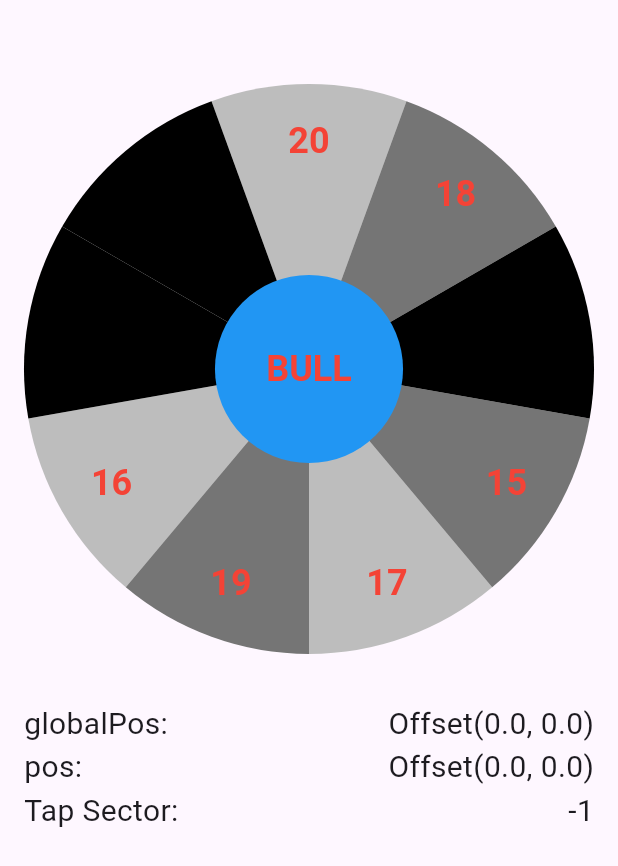
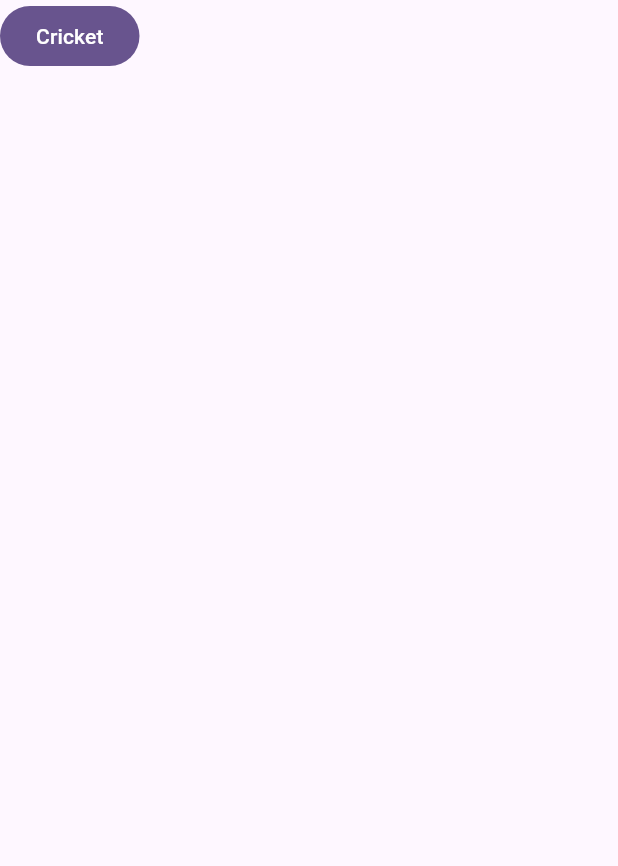
Before and after one commit to Emii27/dart_scorer, a Flutter app: the screen it shows after launch, on a phone screen of 412 x 824 dp. Shown: the top 866 px of the screen. Run offline on Flutter 3.47's test engine with Material 3 defaults, Android fonts, the phone set to English and light mode, and no system bars; our stand-ins replace flutter_riverpod, go_router.

Commit message:
setup router

```diff
--- a/lib/components/scorer.dart
+++ b/lib/components/scorer.dart
@@ -1,10 +1,14 @@
 import 'dart:math';
 
 import 'package:dart_scorer/components/radial_painter.dart';
+import 'package:dart_scorer/game_config.dart';
+import 'package:dart_scorer/utils/space_utils.dart';
 import 'package:flutter/material.dart';
 
 class Scorer extends StatefulWidget {
-  const Scorer({super.key});
+  final GameConfig gameConfig;
+
+  const Scorer({super.key, required this.gameConfig});
 
   @override
   State<Scorer> createState() => _ScorerState();
@@ -19,28 +23,17 @@ class _ScorerState extends State<Scorer> {
 
   @override
   Widget build(BuildContext context) {
-    final labels = {
-      0: '20',
-      1: '18',
-      2: '',
-      3: '15',
-      4: '17',
-      5: '19',
-      6: '16',
-      7: '',
-      8: '',
-    };
     final screenSize = MediaQuery.of(context).size;
-    final padding = 16.0;
-    final widgetSize = screenSize.width - padding * 2;
+    final widgetSize = screenSize.width - SpaceUtils.space200 * 2;
+
     final painterConfig = RadialPainterConfig(
       radius: widgetSize / 2,
-      labels: labels,
+      labels: widget.gameConfig.labels,
     );
     final textStyle = TextStyle(fontSize: 20.0);
 
     return Padding(
-      padding: EdgeInsets.symmetric(horizontal: padding),
+      padding: EdgeInsets.symmetric(horizontal: SpaceUtils.space200),
       child: Column(
         children: [
           Container(
--- a/lib/main.dart
+++ b/lib/main.dart
@@ -1,22 +1,22 @@
-import 'package:dart_scorer/views/game_view.dart';
+import 'package:dart_scorer/router.dart';
 import 'package:flutter/material.dart';
+import 'package:flutter_riverpod/flutter_riverpod.dart';
 
 void main() {
-  runApp(const MyApp());
+  runApp(ProviderScope(child: const MyApp()));
 }
 
 class MyApp extends StatelessWidget {
   const MyApp({super.key});
 
-  // This widget is the root of your application.
   @override
   Widget build(BuildContext context) {
-    return MaterialApp(
+    return MaterialApp.router(
       title: 'Flutter Demo',
       theme: ThemeData(
         colorScheme: .fromSeed(seedColor: Colors.deepPurple),
       ),
-      home: GameView(),
+      routerConfig: router,
     );
   }
 }
--- /dev/null
+++ b/lib/router.dart
@@ -0,0 +1,21 @@
+import 'package:dart_scorer/views/cricket_view.dart';
+import 'package:dart_scorer/views/home_view.dart';
+import 'package:flutter/material.dart';
+import 'package:go_router/go_router.dart';
+
+final router = GoRouter(
+  routes: [
+    GoRoute(
+      path: '/',
+      builder: (BuildContext context, GoRouterState state) {
+        return HomeView();
+      },
+    ),
+    GoRoute(
+      path: '/cricket',
+      builder: (BuildContext context, GoRouterState state) {
+        return CricketView();
+      },
+    ),
+  ],
+);
--- a/lib/views/game_view.dart
+++ /dev/null
@@ -1,11 +0,0 @@
-import 'package:dart_scorer/components/scorer.dart';
-import 'package:flutter/material.dart';
-
-class GameView extends StatelessWidget {
-  const GameView({super.key});
-
-  @override
-  Widget build(BuildContext context) {
-    return Scaffold(appBar: AppBar(), body: Scorer(),);
-  }
-}
--- /dev/null
+++ b/lib/views/home_view.dart
@@ -0,0 +1,15 @@
+import 'package:flutter/material.dart';
+
+class HomeView extends StatelessWidget {
+  const HomeView({super.key});
+
+  @override
+  Widget build(BuildContext context) {
+    return Scaffold(
+      body: Column(
+        children: [FilledButton(onPressed: () {
+        }, child: Text('Cricket'))],
+      ),
+    );
+  }
+}
--- a/pubspec.yaml
+++ b/pubspec.yaml
@@ -37,6 +37,7 @@ dependencies:
   flutter_riverpod: ^3.0.3
   riverpod_annotation: ^3.0.3
   freezed: ^3.2.3
+  go_router: ^17.0.0
 
 dev_dependencies:
   flutter_test:
```
Also changed, not shown: lib/game_config.dart (added, +43 -0 lines), lib/utils/space_utils.dart (added, +18 -0 lines), lib/views/cricket_view.dart (added, +16 -0 lines), lib/controllers/game_controller.dart (added), pubspec.lock.
